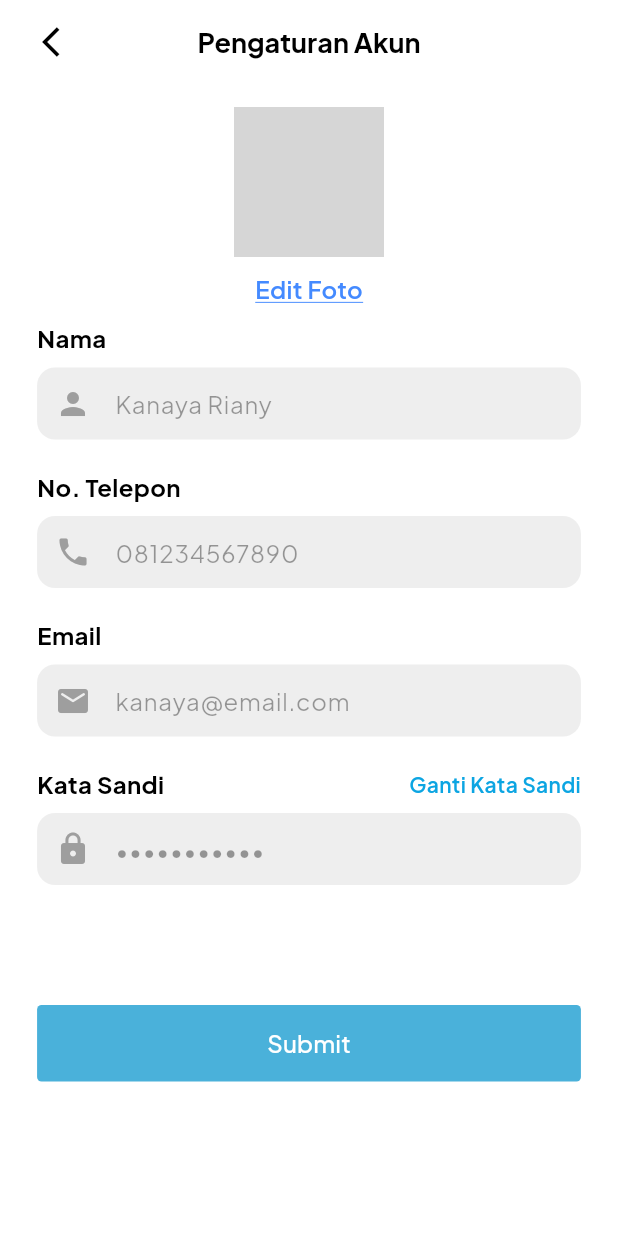
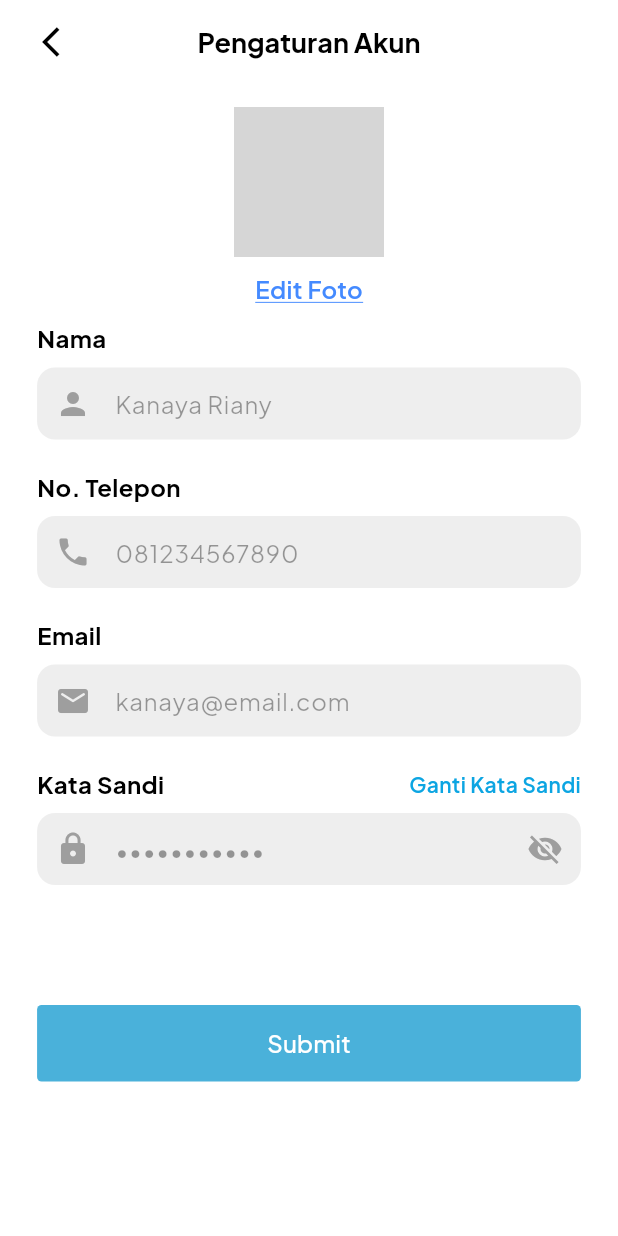
Before and after one commit to azzahrarinaldi/bersihku-app, a Flutter app: the SettingsScreen screen opened directly, on a phone screen of 412 x 824 dp. Run offline on Flutter 3.47's test engine with Material 3 defaults, Android fonts, the light colour scheme and no system bars; our stand-ins replace image_picker, shared_preferences; accounts and stored records are empty; grey boxes are pictures that could not be loaded.

```diff
--- a/lib/main.dart
+++ b/lib/main.dart
@@ -3,6 +3,7 @@ import 'package:bersihku/ui/user-front/history/detail-history/detail_screen.dart
 import 'package:bersihku/ui/user-front/home-user/home-screen-user/user_home_screen.dart';
 import 'package:bersihku/ui/splash_screen.dart';
 import 'package:bersihku/ui/on-boarding/onboarding_screen.dart';
+import 'package:bersihku/ui/user-front/home-user/input-form/input_form_screen.dart';
 import 'package:flutter/material.dart';
 
 void main() {
@@ -27,13 +28,14 @@ class MyApp extends StatelessWidget {
           bodySmall: TextStyle(color: Color(0xFF757575)),
         ),
       ),
-      initialRoute: '/home-admin',
+      initialRoute: '/',
       routes: {
         '/': (context) => const SplashScreen(),
         '/on-boarding' : (context) => const OnboardingScreen(),
         '/home-user' : (context) => const UserHomeScreen(),
         '/detail-history' : (context) => const DetailScreenHistory(),
         '/home-admin' : (context) => const AdminHomeScreen(),
+        '/input-form' : (context) => const InputFormScreen()
       },
     );
   }
--- a/lib/ui/user-front/history/history screen/components/history_menu.dart
+++ b/lib/ui/user-front/history/history screen/components/history_menu.dart
@@ -26,7 +26,7 @@ class HistoryMenu extends StatelessWidget {
         ),
         onSelected: (value) {
           if (value == 'edit') {
-             Navigator.pushNamed(context, '/edit-riwayat');
+             Navigator.pushNamed(context, '/input-form');
           } else if (value == 'detail') {
             Navigator.pushNamed(context, '/detail-history');
           }
--- a/lib/ui/user-front/home-user/home-screen-user/components/report.dart
+++ b/lib/ui/user-front/home-user/home-screen-user/components/report.dart
@@ -51,7 +51,7 @@ class Report extends StatelessWidget {
                       context,
                       MaterialPageRoute(
                         builder: (context) =>
-                            LaporanPengangkutanScreen(), // Ganti dengan screen yang ingin dituju
+                            InputFormScreen(), // Ganti dengan screen yang ingin dituju
                       ),
                     );
                   },
--- a/lib/ui/user-front/home-user/notification/notification_screen.dart
+++ b/lib/ui/user-front/home-user/notification/notification_screen.dart
@@ -12,9 +12,6 @@ class NotificationScreen extends StatefulWidget {
 class _NotificationScreenState extends State<NotificationScreen> {
   @override
   Widget build(BuildContext context) {
-    final screenHeight = MediaQuery.of(context).size.height;
-    final screenWidth = MediaQuery.of(context).size.width;
-
     return Scaffold(
       backgroundColor: secondaryColor,
       body: Stack(
@@ -44,7 +41,6 @@ class _NotificationScreenState extends State<NotificationScreen> {
                         },
                         icon: Icon(Icons.arrow_back_ios, color: Colors.white,)
                         ),
-                      SizedBox(width: 10,),
                       Text(
                         "Detail Notifikasi",
                         style: TextStyle(
@@ -58,7 +54,7 @@ class _NotificationScreenState extends State<NotificationScreen> {
 
                 // Info atas (TETAP di background putih)
                 Padding(
-                  padding: const EdgeInsets.symmetric(horizontal: 20),
+                  padding: const EdgeInsets.symmetric(horizontal: 20, vertical: 10),
                   child: Container(
                     width: double.infinity,
                     padding: const EdgeInsets.all(16),
--- a/lib/ui/user-front/profile-user/settings/components/form_settings.dart
+++ b/lib/ui/user-front/profile-user/settings/components/form_settings.dart
@@ -9,10 +9,16 @@ class FormSettingsScreen extends StatefulWidget {
 }
 
 class _FormSettingsScreenState extends State<FormSettingsScreen> {
-  final TextEditingController _nameController = TextEditingController(text: "Kanaya Riany");
-  final TextEditingController _phoneController = TextEditingController(text: "081234567890");
-  final TextEditingController _emailController = TextEditingController(text: "kanaya@email.com");
-  final TextEditingController _passwordController = TextEditingController(text: "password123");
+  bool _obscurePassword =
+      true; // Tambahkan ini di dalam _FormSettingsScreenState
+  final TextEditingController _nameController =
+      TextEditingController(text: "Kanaya Riany");
+  final TextEditingController _phoneController =
+      TextEditingController(text: "081234567890");
+  final TextEditingController _emailController =
+      TextEditingController(text: "kanaya@email.com");
+  final TextEditingController _passwordController =
+      TextEditingController(text: "password123");
 
   @override
   Widget build(BuildContext context) {
@@ -38,13 +44,15 @@ class _FormSettingsScreenState extends State<FormSettingsScreen> {
       children: [
         const Text(
           "Nama",
-          style: TextStyle(fontSize: 16, fontWeight: FontWeight.bold, color: Colors.black),
+          style: TextStyle(
+              fontSize: 16, fontWeight: FontWeight.bold, color: Colors.black),
         ),
         const SizedBox(height: 8),
         Focus(
           onFocusChange: (hasFocus) {
             if (hasFocus) {
-              _nameController.selection = TextSelection(baseOffset: 0, extentOffset: _nameController.text.length);
+              _nameController.selection = TextSelection(
+                  baseOffset: 0, extentOffset: _nameController.text.length);
             }
           },
           child: TextField(
@@ -56,7 +64,8 @@ class _FormSettingsScreenState extends State<FormSettingsScreen> {
         const SizedBox(height: 20),
         const Text(
           "No. Telepon",
-          style: TextStyle(fontSize: 16, fontWeight: FontWeight.bold, color: Colors.black),
+          style: TextStyle(
+              fontSize: 16, fontWeight: FontWeight.bold, color: Colors.black),
         ),
         const SizedBox(height: 8),
         TextField(
@@ -68,7 +77,8 @@ class _FormSettingsScreenState extends State<FormSettingsScreen> {
         const SizedBox(height: 20),
         const Text(
           "Email",
-          style: TextStyle(fontSize: 16, fontWeight: FontWeight.bold, color: Colors.black),
+          style: TextStyle(
+              fontSize: 16, fontWeight: FontWeight.bold, color: Colors.black),
         ),
         const SizedBox(height: 8),
         TextField(
@@ -83,11 +93,17 @@ class _FormSettingsScreenState extends State<FormSettingsScreen> {
           children: [
             const Text(
               "Kata Sandi",
-              style: TextStyle(fontSize: 16, fontWeight: FontWeight.bold, color: Colors.black),
+              style: TextStyle(
+                  fontSize: 16,
+                  fontWeight: FontWeight.bold,
+                  color: Colors.black),
             ),
             const Text(
               "Ganti Kata Sandi",
-              style: TextStyle(fontSize: 14, color: textPrimary, fontWeight: FontWeight.w600),
+              style: TextStyle(
+                  fontSize: 14,
+                  color: textPrimary,
+                  fontWeight: FontWeight.w600),
             ),
           ],
         ),
@@ -95,8 +111,20 @@ class _FormSettingsScreenState extends State<FormSettingsScreen> {
         TextField(
           controller: _passwordController,
           style: const TextStyle(color: Colors.black38),
-          obscureText: true,
-          decoration: buildInputDecoration(Icons.lock),
+          obscureText: _obscurePassword,
+          decoration: buildInputDecoration(Icons.lock).copyWith(
+            suffixIcon: IconButton(
+              icon: Icon(
+                _obscurePassword ? Icons.visibility_off : Icons.visibility,
+                color: Colors.grey,
+              ),
+              onPressed: () {
+                setState(() {
+                  _obscurePassword = !_obscurePassword;
+                });
+              },
+            ),
+          ),
         ),
         const SizedBox(height: 80),
         SizedBox(
--- a/pubspec.yaml
+++ b/pubspec.yaml
@@ -38,6 +38,7 @@ dependencies:
   image_picker: ^1.1.2
   shared_preferences: ^2.5.3
   path_provider: ^2.1.5
+  url_launcher: ^6.1.6
 
 dev_dependencies:
   flutter_test:
```
Also changed, not shown: lib/ui/user-front/home-user/home-screen-user/components/contraints.dart (+26 -38 lines), lib/ui/user-front/home-user/input-form/components/form_field_row.dart (+16 -3 lines), lib/ui/user-front/home-user/input-form/components/image_placeholder.dart (+38 -9 lines), lib/ui/user-front/home-user/input-form/components/location_dropdown.dart (+7 -1 lines), lib/ui/user-front/home-user/input-form/input_form_screen.dart (+67 -33 lines), lib/ui/user-front/home-user/notification/components/notif_detail_card.dart (deleted), pubspec.lock, 10 other files.
